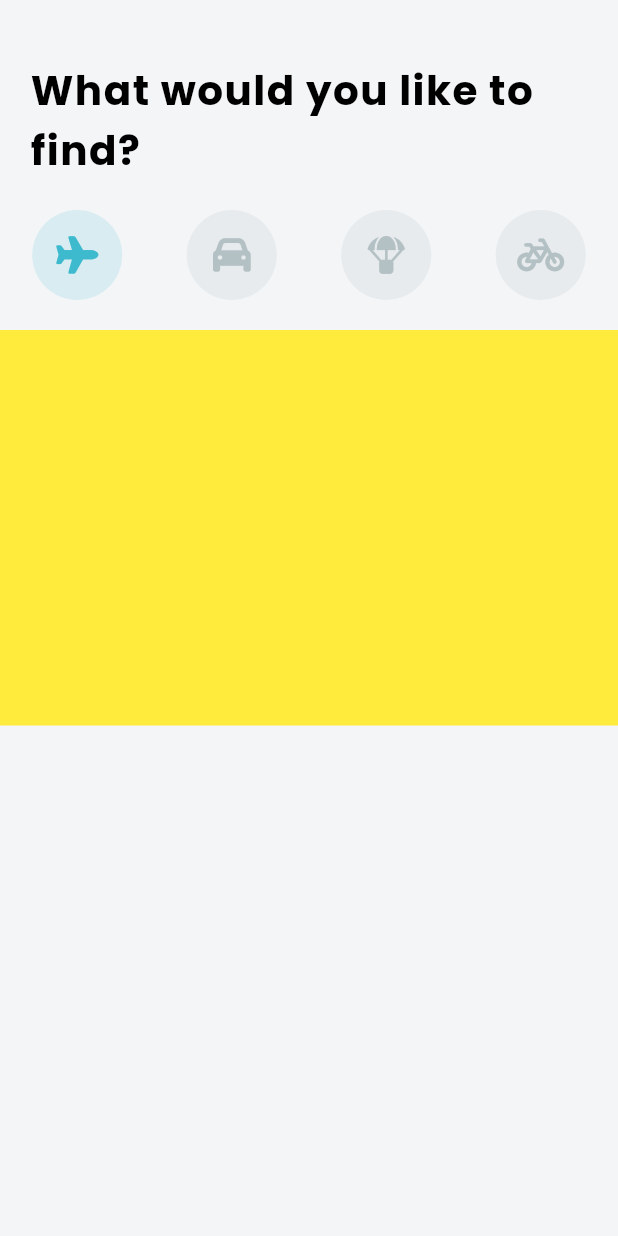
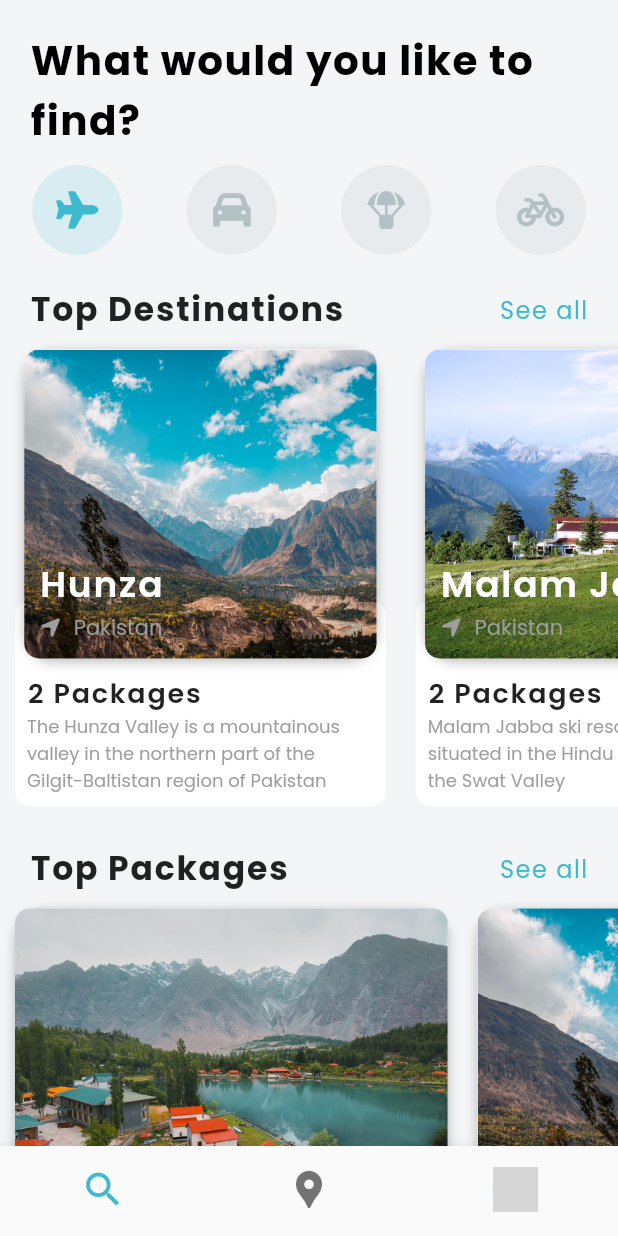
Before and after one commit to ayeshaaamir123/Travel-App, a Flutter app: the screen it shows after launch, on a phone screen of 412 x 824 dp. Run offline on Flutter 3.47's test engine with Material 2 defaults, Android fonts, the phone set to English and light mode, and no system bars; our stand-ins replace font_awesome_flutter, google_fonts, hexcolor; network calls fail; grey boxes are pictures that could not be loaded.

```diff
--- a/lib/constants/details.dart
+++ b/lib/constants/details.dart
@@ -3,38 +3,44 @@ import 'package:travel_app/model/packages.dart';
 
 final List<Packages> packagesList = [
   Packages(
-      packageName: 'Hunza & Skardu',
+      packageName: 'Northern Trip',
       price: 34000.0,
       destinations: ['Hunza', 'Skardu'],
       rating: 3.9,
-      image: 'images/hunza.jpg'),
+      image: 'assets/images/skardu.jpg'),
+  Packages(
+      packageName: 'Southern Trip',
+      price: 20000.0,
+      destinations: ['Skardu', 'malam Jabba'],
+      rating: 4.5,
+      image: 'assets/images/hunza.jpg'),
 ];
 
 final List<Destination> destinationList = [
   Destination(
       name: 'Hunza',
-      image: 'images/hunza.jpg',
+      image: 'assets/images/hunza.jpg',
       country: 'Pakistan',
       description:
           'The Hunza Valley is a mountainous valley in the northern part of the Gilgit-Baltistan region of Pakistan',
       packages: packagesList),
   Destination(
       name: 'Malam Jabba',
-      image: 'images/malam-jabba.jpg',
+      image: 'assets/images/malam-jabba.jpg',
       country: 'Pakistan',
       description:
           'Malam Jabba ski resort is a ski resort situated in the Hindu Kush range of the Swat Valley',
       packages: packagesList),
   Destination(
       name: 'Naran Kaghan',
-      image: 'images/naran-kaghan.jpg',
+      image: 'assets/images/naran-kaghan.jpg',
       country: 'Pakistan',
       description:
           'Naran is a town and popular tourist destination in upper Kaghan Valley in Mansehra District',
       packages: packagesList),
   Destination(
       name: 'Skardu',
-      image: 'images/skardu.jpg',
+      image: 'assets/images/skardu.jpg',
       country: 'Pakistan',
       description: 'Skardu is a city located in Gilgit Baltistan',
       packages: packagesList),
--- a/lib/main.dart
+++ b/lib/main.dart
@@ -1,6 +1,8 @@
 import 'package:flutter/material.dart';
 import 'package:font_awesome_flutter/font_awesome_flutter.dart';
 import 'package:google_fonts/google_fonts.dart';
+import 'package:travel_app/widgets/destination_carousel.dart';
+import 'package:travel_app/widgets/package_carousel.dart';
 
 void main() {
   runApp(const MyApp());
@@ -21,13 +23,13 @@ class MyApp extends StatelessWidget {
         ),
         scaffoldBackgroundColor: const Color(0xFFF3F5F7),
       ),
-      home: MainScreen(),
+      home: const MainScreen(),
     );
   }
 }
 
 class MainScreen extends StatefulWidget {
-  MainScreen({Key? key}) : super(key: key);
+  const MainScreen({Key? key}) : super(key: key);
 
   @override
   State<MainScreen> createState() => _MainScreenState();
@@ -35,6 +37,7 @@ class MainScreen extends StatefulWidget {
 
 class _MainScreenState extends State<MainScreen> {
   int _selectedIndex = 0;
+  int _currentTab = 0;
   final List<IconData> _icons = [
     FontAwesomeIcons.plane,
     FontAwesomeIcons.car,
@@ -73,12 +76,10 @@ class _MainScreenState extends State<MainScreen> {
   Widget build(BuildContext context) {
     return Scaffold(
       body: SafeArea(
-        child: Padding(
-          padding: const EdgeInsets.symmetric(vertical: 40),
         child: ListView(
           children: [
             Padding(
-                  padding: const EdgeInsets.only(left: 20, right: 50),
+                padding: const EdgeInsets.only(left: 20, right: 50, top: 20),
                 child: Text(
                   'What would you like to find?',
                   style: GoogleFonts.poppins(
@@ -88,7 +89,7 @@ class _MainScreenState extends State<MainScreen> {
                       fontSize: 27.0),
                 )),
             const SizedBox(
-                height: 20.0,
+              height: 10.0,
             ),
             Row(
                 mainAxisAlignment: MainAxisAlignment.spaceAround,
@@ -98,37 +99,64 @@ class _MainScreenState extends State<MainScreen> {
                     .entries
                     .map((MapEntry e) => _buildIcons(e.key))
                     .toList()),
-              SizedBox(height: 20),
+            const SizedBox(height: 20),
             // creating pages based on which button is pressed right now
+            const DestinationCarousel(),
+            const SizedBox(height: 10.0),
+            const PackageCarousel(),
+            //for the first button (plane)
+            // if (_selectedIndex == 0)
+            //   // Top Destinations
 
-              //for the first button (plane)
-              if (_selectedIndex == 0)
-                // Top Destinations
-                Container(
-                  color: Colors.yellow,
-                  height: MediaQuery.of(context).size.height * 0.32,
-                  width: MediaQuery.of(context).size.width,
-                )
+            // // for the second button (car)
+            // else if (_selectedIndex == 1)
+            //   Container(color: Colors.blue, height: 200, width: 200)
 
-              // for the second button (car)
-              else if (_selectedIndex == 1)
-                Container(color: Colors.blue, height: 200, width: 200)
+            // //for the third button (parachute)
+            // else if (_selectedIndex == 2)
+            //   Container(color: Colors.cyan, height: 200, width: 200)
 
-              //for the third button (parachute)
-              else if (_selectedIndex == 2)
-                Container(color: Colors.cyan, height: 200, width: 200)
-
-              //for the fourth button (bicycle)
-              else
-                Container(
-                  color: Colors.orange,
-                  height: 200,
-                  width: 200,
-                )
+            // //for the fourth button (bicycle)
+            // else
+            //   Container(
+            //     color: Colors.orange,
+            //     height: 200,
+            //     width: 200,
+            //   )
           ],
         ),
       ),
+      bottomNavigationBar: BottomNavigationBar(
+          showSelectedLabels: false,
+          showUnselectedLabels: false,
+          currentIndex: _currentTab,
+          onTap: (int value) {
+            setState(() {
+              _currentTab = value;
+            });
+          },
+          items: const [
+            BottomNavigationBarItem(
+              label: '',
+              icon: Icon(
+                Icons.search,
+                size: 30.0,
               ),
+            ),
+            BottomNavigationBarItem(
+                label: '',
+                icon: Icon(
+                  Icons.location_pin,
+                  size: 30.0,
+                )),
+            BottomNavigationBarItem(
+                label: '',
+                icon: CircleAvatar(
+                  backgroundImage: NetworkImage(
+                      'https://www.kindpng.com/picc/m/207-2074624_white-gray-circle-avatar-png-transparent-png.png'),
+                  radius: 15,
+                ))
+          ]),
     );
   }
 }
--- /dev/null
+++ b/lib/widgets/destination_carousel.dart
@@ -0,0 +1,148 @@
+import 'package:flutter/material.dart';
+import 'package:font_awesome_flutter/font_awesome_flutter.dart';
+import 'package:google_fonts/google_fonts.dart';
+import 'package:travel_app/constants/details.dart';
+
+import '../model/destination.dart';
+
+class DestinationCarousel extends StatelessWidget {
+  const DestinationCarousel({
+    Key? key,
+  }) : super(key: key);
+
+  @override
+  Widget build(BuildContext context) {
+    return Column(children: [
+      Padding(
+        padding: const EdgeInsets.symmetric(horizontal: 20.0),
+        child:
+            Row(mainAxisAlignment: MainAxisAlignment.spaceBetween, children: [
+          Text('Top Destinations',
+              style: GoogleFonts.poppins(
+                  fontSize: 22.0,
+                  fontWeight: FontWeight.bold,
+                  letterSpacing: 1.2)),
+          GestureDetector(
+              onTap: () {},
+              child: Text(
+                'See all',
+                style: GoogleFonts.poppins(
+                    color: Theme.of(context).colorScheme.primary,
+                    fontSize: 16.0,
+                    letterSpacing: 1.0),
+              )),
+        ]),
+      ),
+      // ignore: sized_box_for_whitespace
+      Container(
+        height: MediaQuery.of(context).size.height * 0.4,
+        child: ListView.builder(
+          scrollDirection: Axis.horizontal,
+          itemCount: destinationList.length,
+          itemBuilder: (BuildContext context, int index) {
+            Destination destination = destinationList[index];
+            return Container(
+              margin: const EdgeInsets.all(10.0),
+              width: MediaQuery.of(context).size.width * 0.6,
+              child: Stack(
+                alignment: Alignment.topCenter,
+                children: [
+                  Positioned(
+                    bottom: 5,
+                    child: Container(
+                      height: (MediaQuery.of(context).size.height * 0.4) / 2.4,
+                      width: MediaQuery.of(context).size.width * 0.6,
+                      decoration: BoxDecoration(
+                          color: Colors.white,
+                          borderRadius: BorderRadius.circular(10.0)),
+                      child: Padding(
+                        padding: const EdgeInsets.all(8.0),
+                        child: Column(
+                          mainAxisAlignment: MainAxisAlignment.end,
+                          crossAxisAlignment: CrossAxisAlignment.start,
+                          children: [
+                            Text('${destination.packages.length} Packages',
+                                style: GoogleFonts.poppins(
+                                  fontSize: 18.0,
+                                  fontWeight: FontWeight.w600,
+                                  letterSpacing: 1.2,
+                                )),
+                            Text(
+                              destination.description,
+                              style: GoogleFonts.poppins(
+                                color: Colors.grey,
+                                fontSize: 12.0,
+                              ),
+                            )
+                          ],
+                        ),
+                      ),
+                    ),
+                  ),
+                  Container(
+                    decoration: BoxDecoration(
+                        color: Colors.white,
+                        borderRadius: BorderRadius.circular(20.0),
+                        boxShadow: const [
+                          BoxShadow(
+                              color: Colors.black26,
+                              offset: Offset(0.0, 2.0),
+                              blurRadius: 6.0)
+                        ]),
+                    child: Stack(
+                      children: [
+                        ClipRRect(
+                          borderRadius: BorderRadius.circular(10.0),
+                          child: Image(
+                            image: AssetImage(destination.image),
+                            height: (MediaQuery.of(context).size.height * 0.4) /
+                                1.6,
+                            width: (MediaQuery.of(context).size.width * 0.6) *
+                                0.95,
+                            fit: BoxFit.cover,
+                          ),
+                        ),
+                        Positioned(
+                          left: 10.0,
+                          bottom: 10.0,
+                          child: Column(
+                            crossAxisAlignment: CrossAxisAlignment.start,
+                            children: [
+                              Text(
+                                destination.name,
+                                style: GoogleFonts.poppins(
+                                    color: Colors.white,
+                                    fontWeight: FontWeight.w600,
+                                    fontSize: 24.0,
+                                    letterSpacing: 1.2),
+                              ),
+                              Row(
+                                children: [
+                                  const Icon(
+                                    FontAwesomeIcons.locationArrow,
+                                    color: Colors.grey,
+                                    size: 15.0,
+                                  ),
+                                  const SizedBox(width: 8.0),
+                                  Text(
+                                    destination.country,
+                                    style:
+                                        GoogleFonts.poppins(color: Colors.grey),
+                                  ),
+                                ],
+                              )
+                            ],
+                          ),
+                        )
+                      ],
+                    ),
+                  )
+                ],
+              ),
+            );
+          },
+        ),
+      )
+    ]);
+  }
+}
--- /dev/null
+++ b/lib/widgets/package_carousel.dart
@@ -0,0 +1,116 @@
+import 'package:flutter/material.dart';
+import 'package:google_fonts/google_fonts.dart';
+import 'package:travel_app/constants/details.dart';
+import 'package:travel_app/model/packages.dart';
+
+class PackageCarousel extends StatelessWidget {
+  const PackageCarousel({Key? key}) : super(key: key);
+
+  @override
+  Widget build(BuildContext context) {
+    return Column(children: [
+      Padding(
+        padding: const EdgeInsets.symmetric(horizontal: 20.0),
+        child:
+            Row(mainAxisAlignment: MainAxisAlignment.spaceBetween, children: [
+          Text('Top Packages',
+              style: GoogleFonts.poppins(
+                  fontSize: 22.0,
+                  fontWeight: FontWeight.bold,
+                  letterSpacing: 1.2)),
+          GestureDetector(
+              onTap: () {},
+              child: Text(
+                'See all',
+                style: GoogleFonts.poppins(
+                    color: Theme.of(context).colorScheme.primary,
+                    fontSize: 16.0,
+                    letterSpacing: 1.0),
+              )),
+        ]),
+      ),
+      // ignore: sized_box_for_whitespace
+      Container(
+        height: MediaQuery.of(context).size.height * 0.4,
+        child: ListView.builder(
+          scrollDirection: Axis.horizontal,
+          itemCount: packagesList.length,
+          itemBuilder: (BuildContext context, int index) {
+            Packages packages = packagesList[index];
+            return Container(
+              margin: const EdgeInsets.all(10.0),
+              width: MediaQuery.of(context).size.width * 0.7,
+              child: Stack(
+                alignment: Alignment.topCenter,
+                children: [
+                  Positioned(
+                    bottom: 5,
+                    child: Container(
+                      height: (MediaQuery.of(context).size.height * 0.4) / 2.4,
+                      width: MediaQuery.of(context).size.width * 0.7,
+                      decoration: BoxDecoration(
+                          color: Colors.white,
+                          borderRadius: BorderRadius.circular(10.0)),
+                      child: Padding(
+                        padding: const EdgeInsets.all(8.0),
+                        child: Column(
+                          mainAxisAlignment: MainAxisAlignment.end,
+                          crossAxisAlignment: CrossAxisAlignment.start,
+                          children: [
+                            Text(packages.packageName,
+                                style: GoogleFonts.poppins(
+                                  fontSize: 20.0,
+                                  fontWeight: FontWeight.w600,
+                                  letterSpacing: 1.2,
+                                )),
+                            Text(
+                              'Rs ${packages.price}',
+                              style: GoogleFonts.poppins(
+                                color: Colors.black,
+                                fontWeight: FontWeight.w600,
+                                fontSize: 16.0,
+                              ),
+                            ),
+                            Text(
+                              'Rating: ${packages.rating}',
+                              style: GoogleFonts.poppins(
+                                color: Colors.grey,
+                                fontSize: 14.0,
+                                fontWeight: FontWeight.w600,
+                              ),
+                            )
+                          ],
+                        ),
+                      ),
+                    ),
+                  ),
+                  Container(
+                    decoration: BoxDecoration(
+                        color: Colors.white,
+                        borderRadius: BorderRadius.circular(20.0),
+                        boxShadow: const [
+                          BoxShadow(
+                              color: Colors.black26,
+                              offset: Offset(0.0, 2.0),
+                              blurRadius: 6.0)
+                        ]),
+                    child: ClipRRect(
+                      borderRadius: BorderRadius.circular(10.0),
+                      child: Image(
+                        image: AssetImage(packages.image),
+                        height:
+                            (MediaQuery.of(context).size.height * 0.4) / 1.6,
+                        width: (MediaQuery.of(context).size.width * 0.7),
+                        fit: BoxFit.cover,
+                      ),
+                    ),
+                  )
+                ],
+              ),
+            );
+          },
+        ),
+      )
+    ]);
+  }
+}
```
Lines whose indentation alone changed are shown as unchanged.
